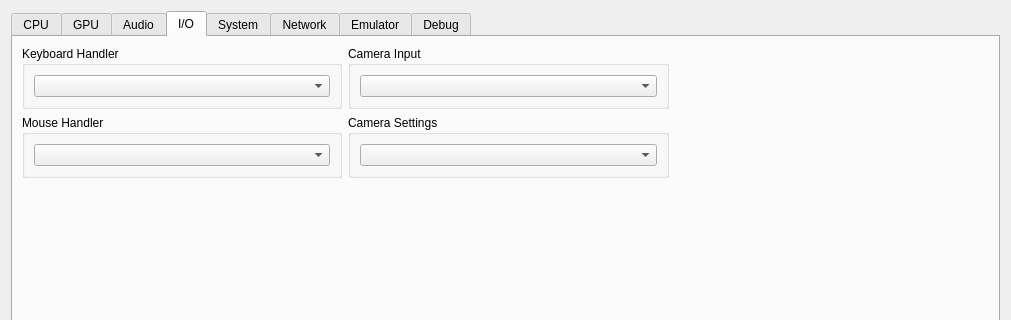
Before: the Qt Designer form rpcs3/rpcs3qt/settings_dialog.ui in RPCS3/rpcs3, drawn with Qt 5; both pictures show x 0 to 1011 and y 0 to 320 of the 1011 by 775 pixel window.
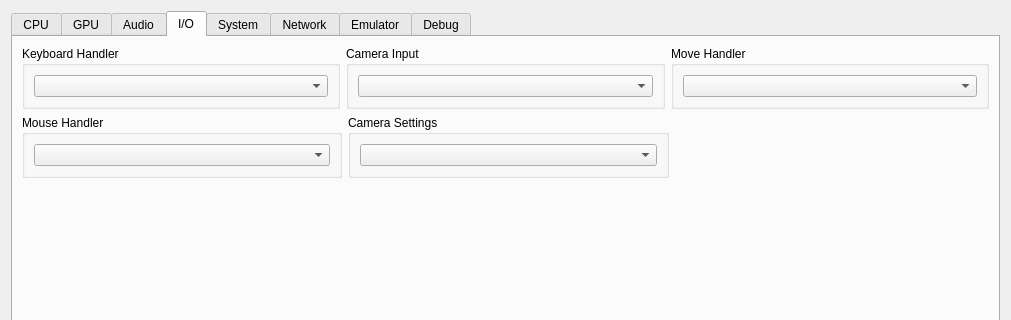
After: the same form once the commit is applied. The open tabs and pages were chosen to show the change. Icons and pictures are not drawn.

Commit message:
[ui] Add UI for Move handler
 Current options are "Null" and "Fake".

The edit to the form file:
```diff
--- a/rpcs3/rpcs3qt/settings_dialog.ui
+++ b/rpcs3/rpcs3qt/settings_dialog.ui
@@ -890,20 +890,16 @@
           </widget>
          </item>
          <item>
-          <spacer name="horizontalSpacer_6">
-           <property name="orientation">
-            <enum>Qt::Horizontal</enum>
+          <widget class="QGroupBox" name="groupBox_2">
+           <property name="title">
+            <string>Move Handler</string>
            </property>
-           <property name="sizeType">
-            <enum>QSizePolicy::MinimumExpanding</enum>
-           </property>
-           <property name="sizeHint" stdset="0">
-            <size>
-             <width>0</width>
-             <height>0</height>
-            </size>
-           </property>
-          </spacer>
+           <layout class="QVBoxLayout" name="verticalLayout_62">
+            <item>
+             <widget class="QComboBox" name="moveBox"/>
+            </item>
+           </layout>
+          </widget>
          </item>
         </layout>
        </item>
```
The commit also changes 4 other files.
